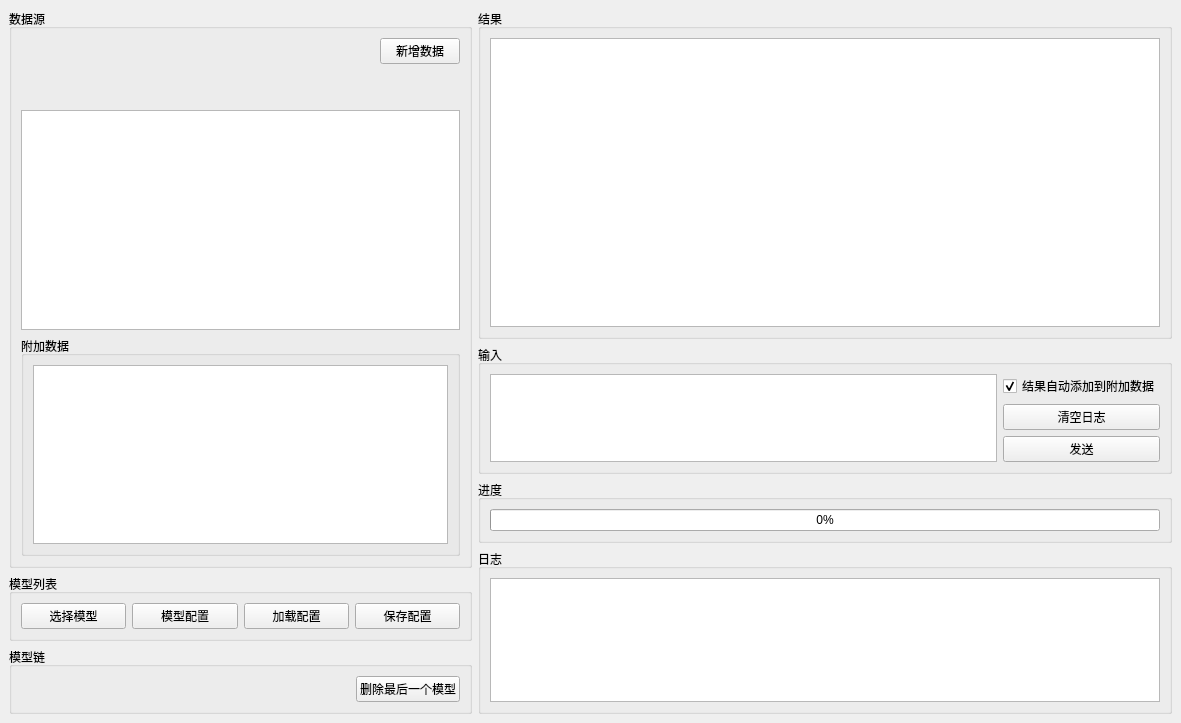
First picture: the form in UI/App.ui, repository skyfireitdiy/ApprehendIris, before the edit.
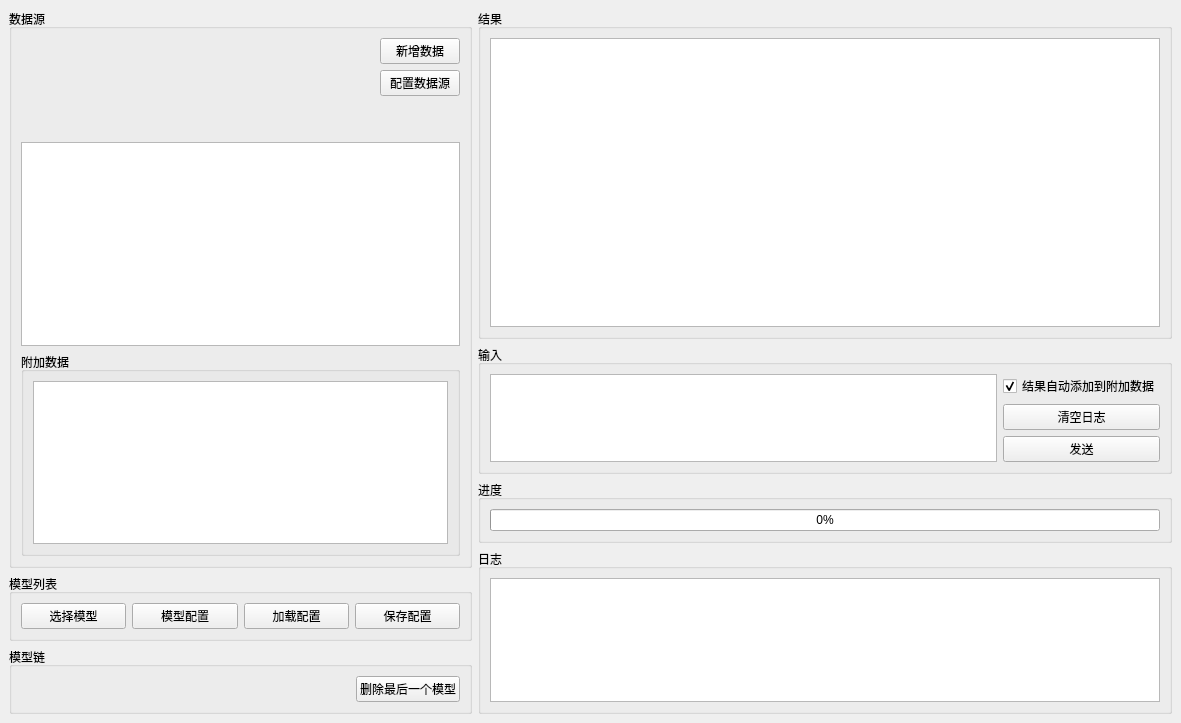
Second picture: the form after the edit.

Commit message: 完善数据源

What changed in the file:
```diff
--- a/UI/App.ui
+++ b/UI/App.ui
@@ -50,6 +50,13 @@
                </property>
               </widget>
              </item>
+             <item>
+              <widget class="QPushButton" name="btn_config_data_source">
+               <property name="text">
+                <string>配置数据源</string>
+               </property>
+              </widget>
+             </item>
              <item>
               <spacer name="verticalSpacer">
                <property name="orientation">
```
The commit also changes 6 other files.
